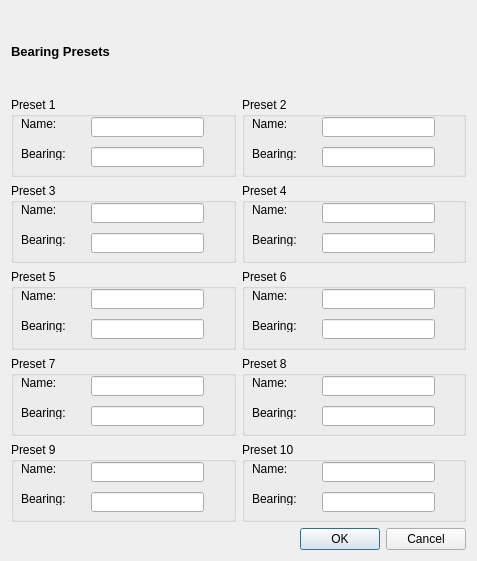
Qt form mqt/MqtRotator/editpresetsdialog.ui (zsteva/backup-minos2) before a commit.
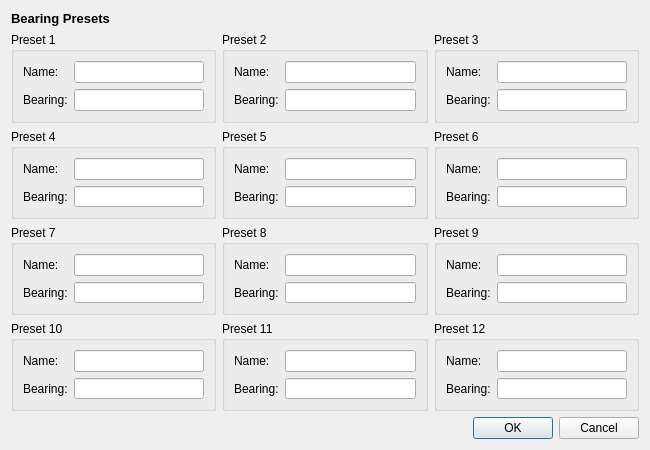
The same form after that commit.

Commit message: dialogue box layouts fixed with minimum size set.

Diff of the .ui file:
```diff
--- a/mqt/MqtRotator/editpresetsdialog.ui
+++ b/mqt/MqtRotator/editpresetsdialog.ui
@@ -6,15 +6,21 @@
    <rect>
     <x>0</x>
     <y>0</y>
-    <width>477</width>
-    <height>561</height>
+    <width>650</width>
+    <height>450</height>
    </rect>
   </property>
+  <property name="minimumSize">
+   <size>
+    <width>650</width>
+    <height>450</height>
+   </size>
+  </property>
   <property name="windowTitle">
    <string>Dialog</string>
   </property>
-  <layout class="QGridLayout" name="gridLayout">
-   <item row="0" column="0">
+  <layout class="QVBoxLayout" name="verticalLayout">
+   <item>
     <widget class="QLabel" name="BearingPresetTitle">
      <property name="font">
       <font>
@@ -28,540 +34,373 @@
      </property>
     </widget>
    </item>
-   <item row="1" column="0">
+   <item>
+    <layout class="QGridLayout" name="gridLayout_14">
+     <item row="0" column="0">
     <widget class="QGroupBox" name="groupBox_1">
      <property name="title">
       <string>Preset 1</string>
      </property>
+       <layout class="QGridLayout" name="gridLayout_2">
+        <item row="0" column="0">
      <widget class="QLabel" name="editPreset1_NameLabel">
-      <property name="geometry">
-       <rect>
-        <x>10</x>
-        <y>20</y>
-        <width>47</width>
-        <height>13</height>
-       </rect>
-      </property>
       <property name="text">
        <string>Name:</string>
       </property>
      </widget>
-     <widget class="QLabel" name="editPresetBearing1_Label">
-      <property name="geometry">
-       <rect>
-        <x>10</x>
-        <y>50</y>
-        <width>47</width>
-        <height>13</height>
-       </rect>
-      </property>
-      <property name="text">
-       <string>Bearing:</string>
-      </property>
-     </widget>
+        </item>
+        <item row="0" column="1">
      <widget class="QLineEdit" name="presetNameEdit1">
-      <property name="geometry">
-       <rect>
-        <x>80</x>
-        <y>20</y>
-        <width>113</width>
-        <height>20</height>
-       </rect>
-      </property>
       <property name="text">
        <string/>
       </property>
      </widget>
-     <widget class="QLineEdit" name="presetBearingEdit1">
-      <property name="geometry">
-       <rect>
-        <x>80</x>
-        <y>50</y>
-        <width>113</width>
-        <height>20</height>
-       </rect>
-      </property>
-     </widget>
-    </widget>
+        </item>
+        <item row="1" column="0">
+         <widget class="QLabel" name="editPresetBearing1_Label">
+          <property name="text">
+           <string>Bearing:</string>
+          </property>
+         </widget>
    </item>
    <item row="1" column="1">
+         <widget class="QLineEdit" name="presetBearingEdit1"/>
+        </item>
+       </layout>
+       <zorder>editPreset1_NameLabel</zorder>
+       <zorder>editPresetBearing1_Label</zorder>
+       <zorder>presetNameEdit1</zorder>
+       <zorder>presetBearingEdit1</zorder>
+       <zorder>groupBox_2</zorder>
+      </widget>
+     </item>
+     <item row="0" column="1">
     <widget class="QGroupBox" name="groupBox_2">
      <property name="title">
       <string>Preset 2</string>
      </property>
+       <layout class="QGridLayout" name="gridLayout_3">
+        <item row="0" column="0">
      <widget class="QLabel" name="editPreset2_NameLabel">
-      <property name="geometry">
-       <rect>
-        <x>10</x>
-        <y>20</y>
-        <width>47</width>
-        <height>13</height>
-       </rect>
-      </property>
       <property name="text">
        <string>Name:</string>
       </property>
      </widget>
+        </item>
+        <item row="0" column="1">
+         <widget class="QLineEdit" name="presetNameEdit2"/>
+        </item>
+        <item row="1" column="0">
      <widget class="QLabel" name="editPresetBearing2_Label">
-      <property name="geometry">
-       <rect>
-        <x>10</x>
-        <y>50</y>
-        <width>47</width>
-        <height>13</height>
-       </rect>
-      </property>
       <property name="text">
        <string>Bearing:</string>
       </property>
      </widget>
-     <widget class="QLineEdit" name="presetNameEdit2">
-      <property name="geometry">
-       <rect>
-        <x>80</x>
-        <y>20</y>
-        <width>113</width>
-        <height>20</height>
-       </rect>
-      </property>
-     </widget>
-     <widget class="QLineEdit" name="presetBearingEdit2">
-      <property name="geometry">
-       <rect>
-        <x>80</x>
-        <y>50</y>
-        <width>113</width>
-        <height>20</height>
-       </rect>
-      </property>
-     </widget>
-    </widget>
-   </item>
-   <item row="2" column="0">
+        </item>
+        <item row="1" column="1">
+         <widget class="QLineEdit" name="presetBearingEdit2"/>
+        </item>
+       </layout>
+      </widget>
+     </item>
+     <item row="0" column="2">
     <widget class="QGroupBox" name="groupBox_3">
      <property name="title">
       <string>Preset 3</string>
      </property>
+       <layout class="QGridLayout" name="gridLayout_4">
+        <item row="0" column="0">
      <widget class="QLabel" name="leditPreset3_NameLabel">
-      <property name="geometry">
-       <rect>
-        <x>10</x>
-        <y>20</y>
-        <width>47</width>
-        <height>13</height>
-       </rect>
-      </property>
       <property name="text">
        <string>Name:</string>
       </property>
      </widget>
+        </item>
+        <item row="0" column="1">
+         <widget class="QLineEdit" name="presetNameEdit3"/>
+        </item>
+        <item row="1" column="0">
      <widget class="QLabel" name="editPresetBearing3_Label">
-      <property name="geometry">
-       <rect>
-        <x>10</x>
-        <y>50</y>
-        <width>47</width>
-        <height>13</height>
-       </rect>
-      </property>
       <property name="text">
        <string>Bearing:</string>
       </property>
      </widget>
-     <widget class="QLineEdit" name="presetNameEdit3">
-      <property name="geometry">
-       <rect>
-        <x>80</x>
-        <y>20</y>
-        <width>113</width>
-        <height>20</height>
-       </rect>
-      </property>
-     </widget>
-     <widget class="QLineEdit" name="presetBearingEdit3">
-      <property name="geometry">
-       <rect>
-        <x>80</x>
-        <y>50</y>
-        <width>113</width>
-        <height>20</height>
-       </rect>
-      </property>
-     </widget>
-    </widget>
-   </item>
-   <item row="2" column="1">
+        </item>
+        <item row="1" column="1">
+         <widget class="QLineEdit" name="presetBearingEdit3"/>
+        </item>
+       </layout>
+      </widget>
+     </item>
+     <item row="1" column="0">
     <widget class="QGroupBox" name="groupBox_4">
      <property name="title">
       <string>Preset 4</string>
      </property>
+       <layout class="QGridLayout" name="gridLayout_5">
+        <item row="0" column="0">
      <widget class="QLabel" name="editPreset4_NameLabel">
-      <property name="geometry">
-       <rect>
-        <x>10</x>
-        <y>20</y>
-        <width>47</width>
-        <height>13</height>
-       </rect>
-      </property>
       <property name="text">
        <string>Name:</string>
       </property>
      </widget>
+        </item>
+        <item row="0" column="1">
+         <widget class="QLineEdit" name="presetNameEdit4"/>
+        </item>
+        <item row="1" column="0">
      <widget class="QLabel" name="editPresetBearing4_Label">
-      <property name="geometry">
-       <rect>
-        <x>10</x>
-        <y>50</y>
-        <width>47</width>
-        <height>13</height>
-       </rect>
-      </property>
       <property name="text">
        <string>Bearing:</string>
       </property>
      </widget>
-     <widget class="QLineEdit" name="presetNameEdit4">
-      <property name="geometry">
-       <rect>
-        <x>80</x>
-        <y>20</y>
-        <width>113</width>
-        <height>20</height>
-       </rect>
-      </property>
-     </widget>
-     <widget class="QLineEdit" name="presetBearingEdit4">
-      <property name="geometry">
-       <rect>
-        <x>80</x>
-        <y>50</y>
-        <width>113</width>
-        <height>20</height>
-       </rect>
-      </property>
-     </widget>
-    </widget>
-   </item>
-   <item row="3" column="0">
+        </item>
+        <item row="1" column="1">
+         <widget class="QLineEdit" name="presetBearingEdit4"/>
+        </item>
+       </layout>
+      </widget>
+     </item>
+     <item row="1" column="1">
     <widget class="QGroupBox" name="groupBox_5">
      <property name="title">
       <string>Preset 5</string>
      </property>
+       <layout class="QGridLayout" name="gridLayout_6">
+        <item row="0" column="0">
      <widget class="QLabel" name="editPreset5_NameLabel">
-      <property name="geometry">
-       <rect>
-        <x>10</x>
-        <y>20</y>
-        <width>47</width>
-        <height>13</height>
-       </rect>
-      </property>
       <property name="text">
        <string>Name:</string>
       </property>
      </widget>
+        </item>
+        <item row="0" column="1">
+         <widget class="QLineEdit" name="presetNameEdit5"/>
+        </item>
+        <item row="1" column="0">
      <widget class="QLabel" name="editPresetBearing5_Label">
-      <property name="geometry">
-       <rect>
-        <x>10</x>
-        <y>50</y>
-        <width>47</width>
-        <height>13</height>
-       </rect>
-      </property>
       <property name="text">
        <string>Bearing:</string>
       </property>
      </widget>
-     <widget class="QLineEdit" name="presetNameEdit5">
-      <property name="geometry">
-       <rect>
-        <x>80</x>
-        <y>20</y>
-        <width>113</width>
-        <height>20</height>
-       </rect>
-      </property>
-     </widget>
-     <widget class="QLineEdit" name="presetBearingEdit5">
-      <property name="geometry">
-       <rect>
-        <x>80</x>
-        <y>50</y>
-        <width>113</width>
-        <height>20</height>
-       </rect>
-      </property>
-     </widget>
-    </widget>
-   </item>
-   <item row="3" column="1">
+        </item>
+        <item row="1" column="1">
+         <widget class="QLineEdit" name="presetBearingEdit5"/>
+        </item>
+       </layout>
+      </widget>
+     </item>
+     <item row="1" column="2">
     <widget class="QGroupBox" name="groupBox_6">
      <property name="title">
       <string>Preset 6</string>
      </property>
+       <layout class="QGridLayout" name="gridLayout_7">
+        <item row="0" column="0">
      <widget class="QLabel" name="editPreset6_NameLabel">
-      <property name="geometry">
-       <rect>
-        <x>10</x>
-        <y>20</y>
-        <width>47</width>
-        <height>13</height>
-       </rect>
-      </property>
       <property name="text">
        <string>Name:</string>
       </property>
      </widget>
+        </item>
+        <item row="0" column="1">
+         <widget class="QLineEdit" name="presetNameEdit6"/>
+        </item>
+        <item row="1" column="0">
      <widget class="QLabel" name="editPresetBearing6_Label">
-      <property name="geometry">
-       <rect>
-        <x>10</x>
-        <y>50</y>
-        <width>47</width>
-        <height>13</height>
-       </rect>
-      </property>
       <property name="text">
        <string>Bearing:</string>
       </property>
      </widget>
-     <widget class="QLineEdit" name="presetNameEdit6">
-      <property name="geometry">
-       <rect>
-        <x>80</x>
-        <y>20</y>
-        <width>113</width>
-        <height>20</height>
-       </rect>
-      </property>
-     </widget>
-     <widget class="QLineEdit" name="presetBearingEdit6">
-      <property name="geometry">
-       <rect>
-        <x>80</x>
-        <y>50</y>
-        <width>113</width>
-        <height>20</height>
-       </rect>
-      </property>
-     </widget>
-    </widget>
-   </item>
-   <item row="4" column="0">
+        </item>
+        <item row="1" column="1">
+         <widget class="QLineEdit" name="presetBearingEdit6"/>
+        </item>
+       </layout>
+      </widget>
+     </item>
+     <item row="2" column="0">
     <widget class="QGroupBox" name="groupBox_7">
      <property name="title">
       <string>Preset 7</string>
      </property>
+       <layout class="QGridLayout" name="gridLayout_8">
+        <item row="0" column="0">
      <widget class="QLabel" name="editPreset7_NameLabel">
-      <property name="geometry">
-       <rect>
-        <x>10</x>
-        <y>20</y>
-        <width>47</width>
-        <height>13</height>
-       </rect>
-      </property>
       <property name="text">
        <string>Name:</string>
       </property>
      </widget>
+        </item>
+        <item row="0" column="1">
+         <widget class="QLineEdit" name="presetNameEdit7"/>
+        </item>
+        <item row="1" column="0">
      <widget class="QLabel" name="editPresetBearing7_Label">
-      <property name="geometry">
-       <rect>
-        <x>10</x>
-        <y>50</y>
-        <width>47</width>
-        <height>13</height>
-       </rect>
-      </property>
       <property name="text">
        <string>Bearing:</string>
       </property>
      </widget>
-     <widget class="QLineEdit" name="presetNameEdit7">
-      <property name="geometry">
-       <rect>
-        <x>80</x>
-        <y>20</y>
-        <width>113</width>
-        <height>20</height>
-       </rect>
-      </property>
-     </widget>
-     <widget class="QLineEdit" name="presetBearingEdit7">
-      <property name="geometry">
-       <rect>
-        <x>80</x>
-        <y>50</y>
-        <width>113</width>
-        <height>20</height>
-       </rect>
-      </property>
-     </widget>
-    </widget>
-   </item>
-   <item row="4" column="1">
+        </item>
+        <item row="1" column="1">
+         <widget class="QLineEdit" name="presetBearingEdit7"/>
+        </item>
+       </layout>
+      </widget>
+     </item>
+     <item row="2" column="1">
     <widget class="QGroupBox" name="groupBox_8">
      <property name="title">
       <string>Preset 8</string>
      </property>
+       <layout class="QGridLayout" name="gridLayout_9">
+        <item row="0" column="0">
      <widget class="QLabel" name="editPreset8_NameLabel">
-      <property name="geometry">
-       <rect>
-        <x>10</x>
-        <y>20</y>
-        <width>47</width>
-        <height>13</height>
-       </rect>
-      </property>
       <property name="text">
        <string>Name:</string>
       </property>
      </widget>
+        </item>
+        <item row="0" column="1">
+         <widget class="QLineEdit" name="presetNameEdit8"/>
+        </item>
+        <item row="1" column="0">
      <widget class="QLabel" name="editPresetBearing8_Label">
-      <property name="geometry">
-       <rect>
-        <x>10</x>
-        <y>50</y>
-        <width>47</width>
-        <height>13</height>
-       </rect>
-      </property>
       <property name="text">
        <string>Bearing:</string>
       </property>
      </widget>
-     <widget class="QLineEdit" name="presetNameEdit8">
-      <property name="geometry">
-       <rect>
-        <x>80</x>
-        <y>20</y>
-        <width>113</width>
-        <height>20</height>
-       </rect>
-      </property>
-     </widget>
-     <widget class="QLineEdit" name="presetBearingEdit8">
-      <property name="geometry">
-       <rect>
-        <x>80</x>
-        <y>50</y>
-        <width>113</width>
-        <height>20</height>
-       </rect>
-      </property>
-     </widget>
-    </widget>
-   </item>
-   <item row="5" column="0">
+        </item>
+        <item row="1" column="1">
+         <widget class="QLineEdit" name="presetBearingEdit8"/>
+        </item>
+       </layout>
+      </widget>
+     </item>
+     <item row="2" column="2">
     <widget class="QGroupBox" name="groupBox_9">
      <property name="title">
       <string>Preset 9</string>
      </property>
+       <layout class="QGridLayout" name="gridLayout_10">
+        <item row="0" column="0">
      <widget class="QLabel" name="editPreset9_NameLabel">
-      <property name="geometry">
-       <rect>
-        <x>10</x>
-        <y>20</y>
-        <width>47</width>
-        <height>13</height>
-       </rect>
-      </property>
       <property name="text">
        <string>Name:</string>
       </property>
      </widget>
+        </item>
+        <item row="0" column="1">
+         <widget class="QLineEdit" name="presetNameEdit9"/>
+        </item>
+        <item row="1" column="0">
      <widget class="QLabel" name="editPresetBearing9_Label">
-      <property name="geometry">
-       <rect>
-        <x>10</x>
-        <y>50</y>
-        <width>47</width>
-        <height>13</height>
-       </rect>
-      </property>
       <property name="text">
        <string>Bearing:</string>
       </property>
      </widget>
-     <widget class="QLineEdit" name="presetNameEdit9">
-      <property name="geometry">
-       <rect>
-        <x>80</x>
-        <y>20</y>
-        <width>113</width>
-        <height>20</height>
-       </rect>
-      </property>
-     </widget>
-     <widget class="QLineEdit" name="presetBearingEdit9">
-      <property name="geometry">
-       <rect>
-        <x>80</x>
-        <y>50</y>
-        <width>113</width>
-        <height>20</height>
-       </rect>
-      </property>
-     </widget>
-    </widget>
-   </item>
-   <item row="5" column="1">
+        </item>
+        <item row="1" column="1">
+         <widget class="QLineEdit" name="presetBearingEdit9"/>
+        </item>
+       </layout>
+      </widget>
+     </item>
+     <item row="3" column="0">
     <widget class="QGroupBox" name="groupBox_10">
      <property name="title">
       <string>Preset 10</string>
      </property>
+       <layout class="QGridLayout" name="gridLayout_11">
+        <item row="0" column="0">
      <widget class="QLabel" name="editPreset10_NameLabel">
-      <property name="geometry">
-       <rect>
-        <x>10</x>
-        <y>20</y>
-        <width>47</width>
-        <height>13</height>
-       </rect>
-      </property>
       <property name="text">
        <string>Name:</string>
       </property>
      </widget>
+        </item>
+        <item row="0" column="1">
+         <widget class="QLineEdit" name="presetNameEdit10"/>
+        </item>
+        <item row="1" column="0">
      <widget class="QLabel" name="editPresetBearing10_Label">
-      <property name="geometry">
-       <rect>
-        <x>10</x>
-        <y>50</y>
-        <width>47</width>
-        <height>13</height>
-       </rect>
-      </property>
+          <property name="text">
+           <string>Bearing:</string>
+          </property>
+         </widget>
+        </item>
+        <item row="1" column="1">
+         <widget class="QLineEdit" name="presetBearingEdit10"/>
+        </item>
+       </layout>
+      </widget>
+     </item>
+     <item row="3" column="1">
+      <widget class="QGroupBox" name="groupBox_11">
+       <property name="title">
+        <string>Preset 11</string>
+       </property>
+       <layout class="QGridLayout" name="gridLayout_12">
+        <item row="0" column="0">
+         <widget class="QLabel" name="editPreset10_NameLabel_2">
       <property name="text">
+           <string>Name:</string>
+          </property>
+         </widget>
+        </item>
+        <item row="0" column="1">
+         <widget class="QLineEdit" name="presetNameEdit11"/>
+        </item>
+        <item row="1" column="0">
+         <widget class="QLabel" name="editPresetBearing10_Label_2">
+          <property name="text">
        <string>Bearing:</string>
       </property>
      </widget>
-     <widget class="QLineEdit" name="presetNameEdit10">
-      <property name="geometry">
-       <rect>
-        <x>80</x>
-        <y>20</y>
-        <width>113</width>
-        <height>20</height>
-       </rect>
-      </property>
-     </widget>
-     <widget class="QLineEdit" name="presetBearingEdit10">
-      <property name="geometry">
-       <rect>
-        <x>80</x>
-        <y>50</y>
-        <width>113</width>
-        <height>20</height>
-       </rect>
-      </property>
-     </widget>
-    </widget>
-   </item>
-   <item row="6" column="0" colspan="2">
+        </item>
+        <item row="1" column="1">
+         <widget class="QLineEdit" name="presetBearingEdit11"/>
+        </item>
+       </layout>
+      </widget>
+     </item>
+     <item row="3" column="2">
+      <widget class="QGroupBox" name="groupBox_12">
+       <property name="title">
+        <string>Preset 12</string>
+       </property>
+       <layout class="QGridLayout" name="gridLayout_13">
+        <item row="0" column="0">
+         <widget class="QLabel" name="editPreset10_NameLabel_3">
+          <property name="text">
+           <string>Name:</string>
+          </property>
+         </widget>
+        </item>
+        <item row="0" column="1">
+         <widget class="QLineEdit" name="presetNameEdit12"/>
+        </item>
+        <item row="1" column="0">
+         <widget class="QLabel" name="editPresetBearing10_Label_3">
+          <property name="text">
+           <string>Bearing:</string>
+          </property>
+         </widget>
+        </item>
+        <item row="1" column="1">
+         <widget class="QLineEdit" name="presetBearingEdit12"/>
+        </item>
+       </layout>
+       <zorder>editPreset10_NameLabel_3</zorder>
+       <zorder>editPresetBearing10_Label_3</zorder>
+       <zorder>presetNameEdit12</zorder>
+       <zorder>presetBearingEdit12</zorder>
+       <zorder>groupBox_11</zorder>
+      </widget>
+     </item>
+    </layout>
+   </item>
+   <item>
     <widget class="QDialogButtonBox" name="editPresetbuttonBox">
      <property name="orientation">
       <enum>Qt::Horizontal</enum>
```
Left out of the diff: 4 changed lines with no effect on the pictures. Lines whose indentation alone changed are shown as unchanged. The commit also changes 4 other files.
